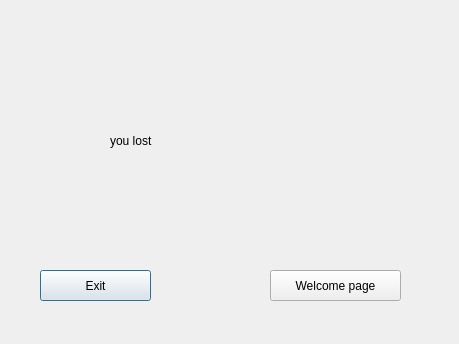
The window that TicTocToeQuiz_clinet/loserpage.ui (alireza1384848/AP-project) describes before a commit, drawn with Qt 5.
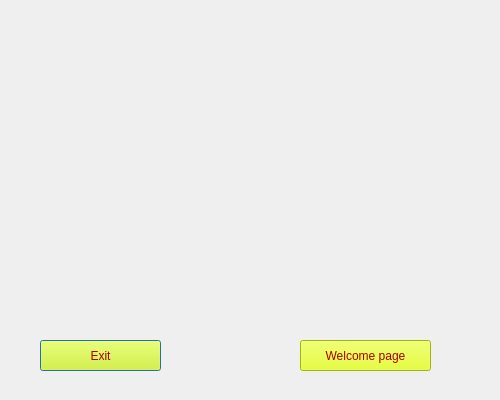
The same window after the commit.

What changed in the file:
```diff
--- a/TicTocToeQuiz_clinet/loserpage.ui
+++ b/TicTocToeQuiz_clinet/loserpage.ui
@@ -6,8 +6,8 @@
    <rect>
     <x>0</x>
     <y>0</y>
-    <width>459</width>
-    <height>344</height>
+    <width>500</width>
+    <height>400</height>
    </rect>
   </property>
   <property name="windowTitle">
@@ -17,11 +17,15 @@
    <property name="geometry">
     <rect>
      <x>40</x>
-     <y>270</y>
-     <width>111</width>
+     <y>340</y>
+     <width>121</width>
      <height>31</height>
     </rect>
    </property>
+   <property name="styleSheet">
+    <string notr="true">color: rgb(170, 0, 0);
+background-color: rgb(222, 255, 6);</string>
+   </property>
    <property name="text">
     <string>Exit</string>
    </property>
@@ -29,32 +33,20 @@
   <widget class="QPushButton" name="welbot">
    <property name="geometry">
     <rect>
-     <x>270</x>
-     <y>270</y>
+     <x>300</x>
+     <y>340</y>
      <width>131</width>
      <height>31</height>
     </rect>
    </property>
+   <property name="styleSheet">
+    <string notr="true">color: rgb(170, 0, 0);
+background-color: rgb(222, 255, 6);</string>
+   </property>
    <property name="text">
     <string>Welcome page</string>
    </property>
   </widget>
-  <widget class="QLabel" name="label">
-   <property name="geometry">
-    <rect>
-     <x>110</x>
-     <y>70</y>
-     <width>251</width>
-     <height>141</height>
-    </rect>
-   </property>
-   <property name="styleSheet">
-    <string notr="true">font: 600 36pt &quot;Segoe UI Semibold&quot;;color:rgb(0, 0, 0);</string>
-   </property>
-   <property name="text">
-    <string>you lost</string>
-   </property>
-  </widget>
  </widget>
  <resources/>
  <connections/>
```
